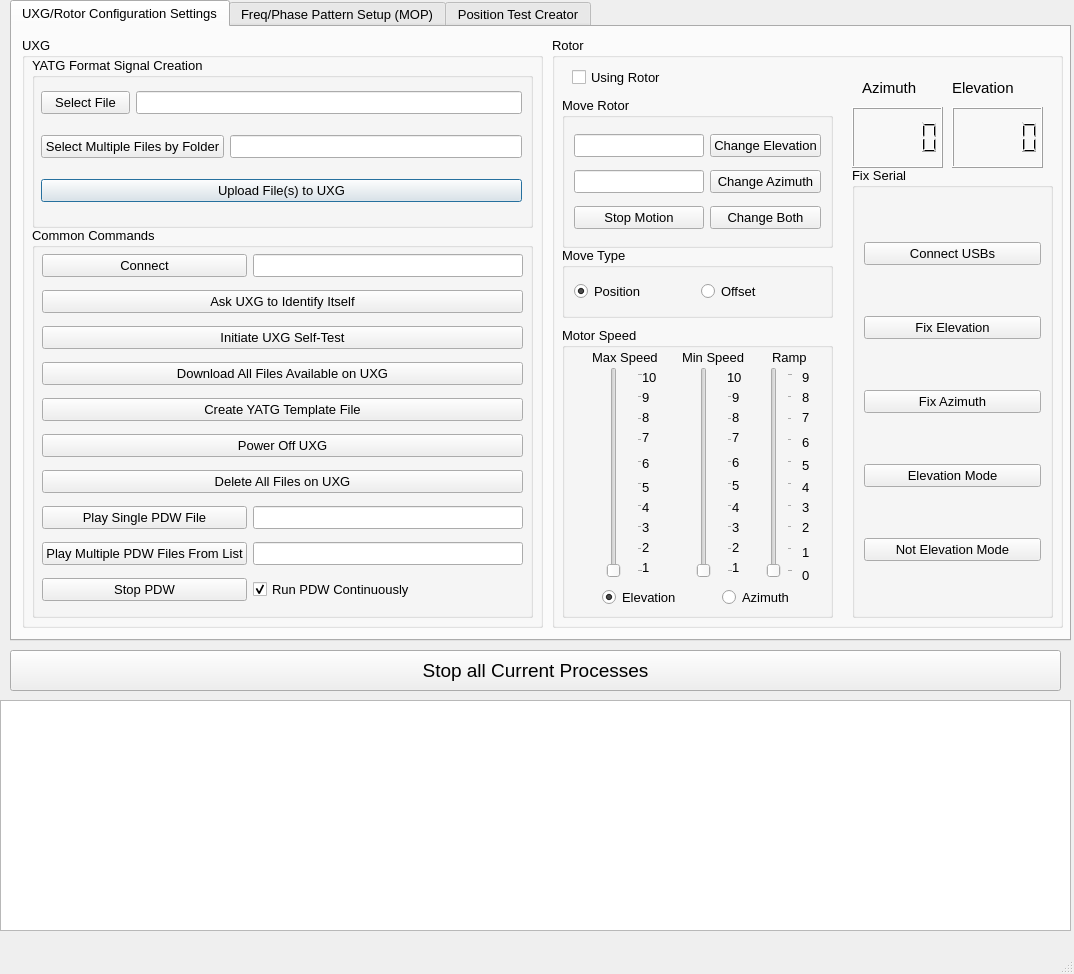
Old version of the form UXG/mainwindow.ui in the repository jonk4m/UXG.
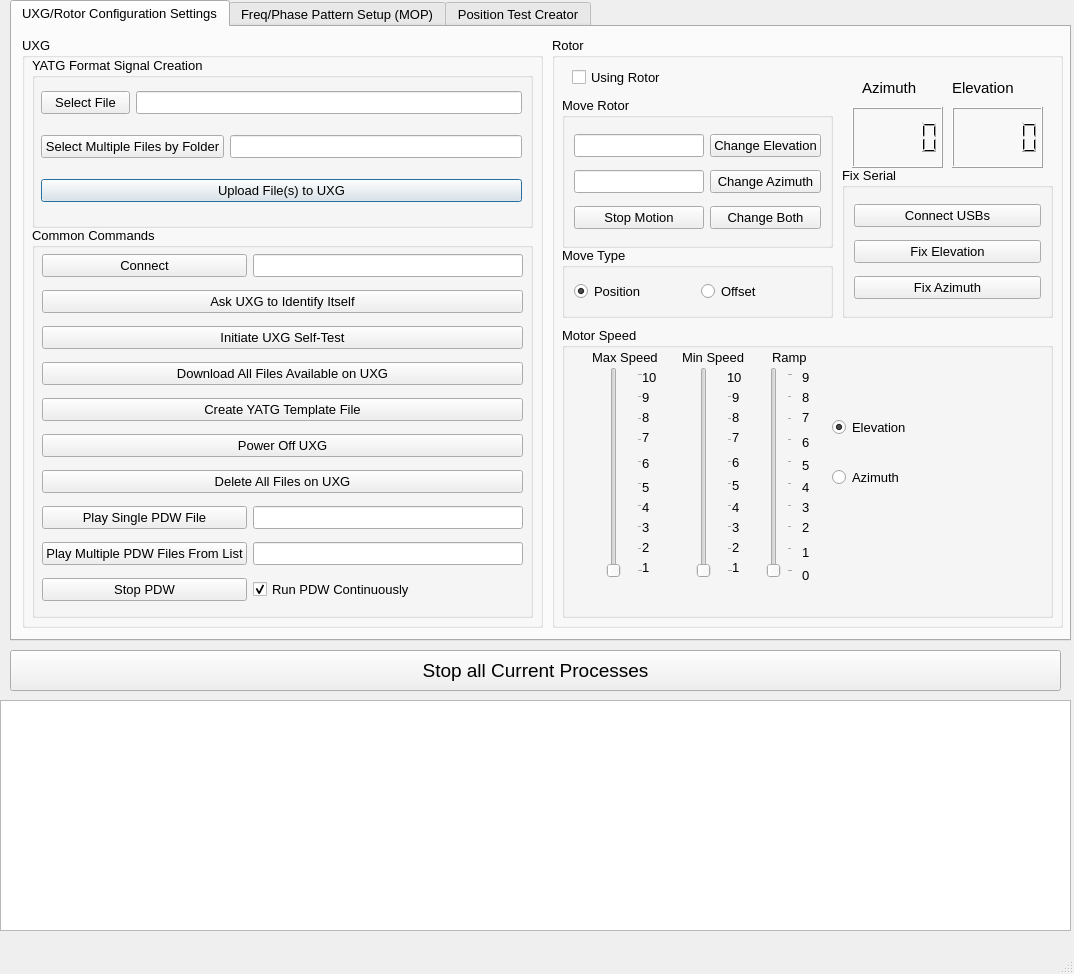
New version of the form. The open tabs and pages were chosen to show the change.

What changed in the file:
```diff
--- a/UXG/mainwindow.ui
+++ b/UXG/mainwindow.ui
@@ -466,7 +466,7 @@
         <rect>
          <x>10</x>
          <y>290</y>
-         <width>271</width>
+         <width>491</width>
          <height>291</height>
         </rect>
        </property>
@@ -1180,8 +1180,8 @@
        <widget class="QRadioButton" name="elevationMotorSpeedRadioButton">
         <property name="geometry">
          <rect>
-          <x>40</x>
-          <y>260</y>
+          <x>270</x>
+          <y>90</y>
           <width>101</width>
           <height>20</height>
          </rect>
@@ -1204,8 +1204,8 @@
        <widget class="QRadioButton" name="azimuthMotorSpeedRadioButton">
         <property name="geometry">
          <rect>
-          <x>160</x>
-          <y>260</y>
+          <x>270</x>
+          <y>140</y>
           <width>91</width>
           <height>20</height>
          </rect>
@@ -1351,10 +1351,10 @@
       <widget class="QGroupBox" name="FixSerialGroupBox">
        <property name="geometry">
         <rect>
-         <x>300</x>
+         <x>290</x>
          <y>130</y>
-         <width>201</width>
-         <height>451</height>
+         <width>211</width>
+         <height>151</height>
         </rect>
        </property>
        <property name="font">
@@ -1414,25 +1414,6 @@
           </property>
          </widget>
         </item>
-        <item>
-         <widget class="QPushButton" name="elevationModePushButton">
-          <property name="font">
-           <font>
-            <pointsize>10</pointsize>
-           </font>
-          </property>
-          <property name="text">
-           <string>Elevation Mode</string>
-          </property>
-         </widget>
-        </item>
-        <item>
-         <widget class="QPushButton" name="notElevationModePushButton">
-          <property name="text">
-           <string>Not Elevation Mode</string>
-          </property>
-         </widget>
-        </item>
        </layout>
       </widget>
       <widget class="QCheckBox" name="usingRotorCheckBox">
```
Left out of the diff: 38 changed lines with no effect on the pictures.
